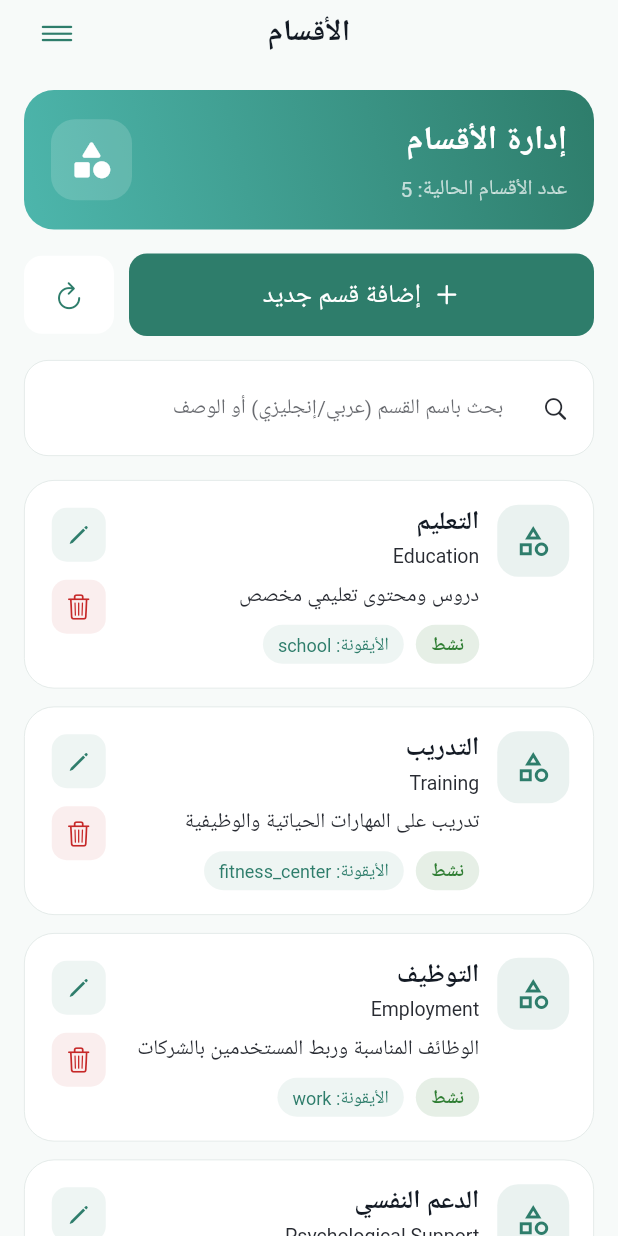
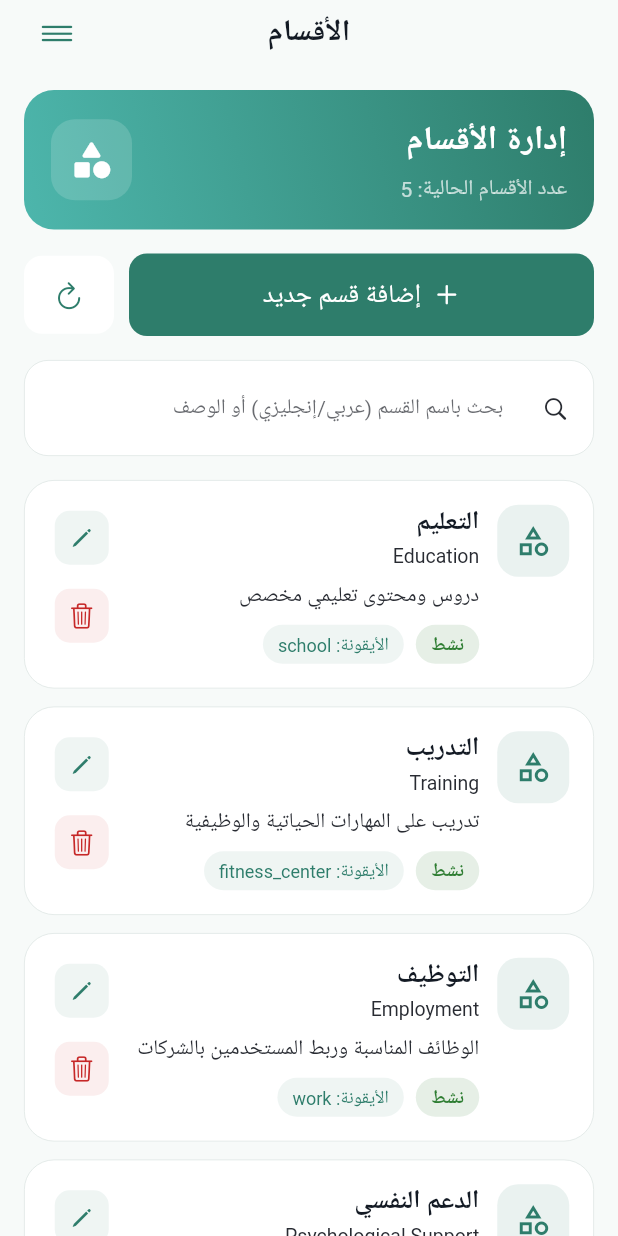
Before and after one commit to sokina20/ios, a Flutter app: the AdminCategoriesScreen screen opened directly, on a phone screen of 412 x 824 dp. Run offline on Flutter 3.47's test engine with Material 3 defaults, Android fonts, the phone set to English and light mode, and no system bars; our stand-ins replace file_picker, image_picker, open_file, sqflite; accounts and stored records are empty.

Commit message:
Remove minimumSize

```diff
--- a/lib/screens/admin/admin_categories_screen.dart
+++ b/lib/screens/admin/admin_categories_screen.dart
@@ -270,9 +270,9 @@ class _AdminCategoriesScreenState extends State<AdminCategoriesScreen> {
         child: Row(
           mainAxisAlignment: MainAxisAlignment.spaceBetween,
           children: [
-            Text(
+            const Text(
               'الحالة',
-              style: const TextStyle(
+              style: TextStyle(
                 fontSize: 16,
                 color: AppColors.textPrimary,
               ),
@@ -303,7 +303,7 @@ class _AdminCategoriesScreenState extends State<AdminCategoriesScreen> {
                 ),
               ],
             ),
-          ],
+          ),
         ),
       ),
     );
@@ -459,7 +459,7 @@ class _AdminCategoriesScreenState extends State<AdminCategoriesScreen> {
         automaticallyImplyLeading: false,
       ),
       child: _isLoading
-          ?  Center(
+          ? const Center(
               child: Semantics(
                 label: 'جاري تحميل الأقسام',
                 child: CupertinoActivityIndicator(radius: 20),
@@ -533,7 +533,7 @@ class _AdminCategoriesScreenState extends State<AdminCategoriesScreen> {
               width: 54,
               height: 54,
               decoration: BoxDecoration(
-                color: Colors.white.withValues(alpha: 0.15),
+                color: Colors.white.withOpacity(0.15),
                 borderRadius: BorderRadius.circular(16),
               ),
               child: const Icon(
@@ -607,7 +607,7 @@ class _AdminCategoriesScreenState extends State<AdminCategoriesScreen> {
         controller: _searchController,
         placeholder: 'بحث باسم القسم (عربي/إنجليزي) أو الوصف',
         placeholderStyle: TextStyle(
-          color: AppColors.textSecondary.withValues(alpha: 0.7),
+          color: AppColors.textSecondary.withOpacity(0.7),
         ),
         padding: const EdgeInsets.all(14),
         prefix: Padding(
@@ -661,7 +661,7 @@ class _AdminCategoriesScreenState extends State<AdminCategoriesScreen> {
                     width: 48,
                     height: 48,
                     decoration: BoxDecoration(
-                      color: AppColors.primary.withValues(alpha: 0.1),
+                      color: AppColors.primary.withOpacity(0.1),
                       borderRadius: BorderRadius.circular(14),
                     ),
                     child: const Icon(
@@ -717,7 +717,7 @@ class _AdminCategoriesScreenState extends State<AdminCategoriesScreen> {
                                 vertical: 5,
                               ),
                               decoration: BoxDecoration(
-                                color: _statusColor(status).withValues(alpha: 0.12),
+                                color: _statusColor(status).withOpacity(0.12),
                                 borderRadius: BorderRadius.circular(20),
                               ),
                               child: Text(
@@ -736,7 +736,7 @@ class _AdminCategoriesScreenState extends State<AdminCategoriesScreen> {
                                   vertical: 5,
                                 ),
                                 decoration: BoxDecoration(
-                                  color: AppColors.primary.withValues(alpha: 0.08),
+                                  color: AppColors.primary.withOpacity(0.08),
                                   borderRadius: BorderRadius.circular(20),
                                 ),
                                 child: Text(
@@ -759,13 +759,12 @@ class _AdminCategoriesScreenState extends State<AdminCategoriesScreen> {
                         label: 'تعديل قسم $nameAr',
                         child: CupertinoButton(
                           padding: EdgeInsets.zero,
-                          minimumSize: const Size(40, 40),
                           onPressed: () => _showCategoryDialog(category: item),
                           child: Container(
                             width: 36,
                             height: 36,
                             decoration: BoxDecoration(
-                              color: AppColors.primary.withValues(alpha: 0.08),
+                              color: AppColors.primary.withOpacity(0.08),
                               borderRadius: BorderRadius.circular(10),
                             ),
                             child: const Icon(
@@ -782,13 +781,12 @@ class _AdminCategoriesScreenState extends State<AdminCategoriesScreen> {
                         label: 'حذف قسم $nameAr',
                         child: CupertinoButton(
                           padding: EdgeInsets.zero,
-                          minimumSize: const Size(40, 40),
                           onPressed: () => _deleteCategory(id),
                           child: Container(
                             width: 36,
                             height: 36,
                             decoration: BoxDecoration(
-                              color: AppColors.error.withValues(alpha: 0.08),
+                              color: AppColors.error.withOpacity(0.08),
                               borderRadius: BorderRadius.circular(10),
                             ),
                             child: const Icon(
--- a/lib/screens/admin/admin_companies_screen.dart
+++ b/lib/screens/admin/admin_companies_screen.dart
@@ -986,7 +986,7 @@ class _AdminCompaniesScreenState extends State<AdminCompaniesScreen> {
                       label: 'تعديل شركة $name',
                       child: CupertinoButton(
                         padding: EdgeInsets.zero,
-                        minimumSize: const Size(40, 40),
+
                         onPressed: () => _showCompanyDialog(company: item),
                         child: Container(
                           width: 36,
@@ -1009,7 +1009,7 @@ class _AdminCompaniesScreenState extends State<AdminCompaniesScreen> {
                       label: 'حذف شركة $name',
                       child: CupertinoButton(
                         padding: EdgeInsets.zero,
-                        minimumSize: const Size(40, 40),
+
                         onPressed: () => _deleteCompany(id),
                         child: Container(
                           width: 36,
--- a/lib/screens/admin/admin_disabilities_screen.dart
+++ b/lib/screens/admin/admin_disabilities_screen.dart
@@ -798,7 +798,7 @@ class _AdminDisabilitiesScreenState extends State<AdminDisabilitiesScreen> {
                         label: 'تعديل نوع الإعاقة $nameAr',
                         child: CupertinoButton(
                           padding: EdgeInsets.zero,
-                          minimumSize: const Size(40, 40),
+
                           onPressed: () => _showDisabilityDialog(disability: item),
                           child: Container(
                             width: 36,
@@ -821,7 +821,7 @@ class _AdminDisabilitiesScreenState extends State<AdminDisabilitiesScreen> {
                         label: 'حذف نوع الإعاقة $nameAr',
                         child: CupertinoButton(
                           padding: EdgeInsets.zero,
-                          minimumSize: const Size(40, 40),
+
                           onPressed: () => _deleteDisability(id),
                           child: Container(
                             width: 36,
--- a/lib/screens/admin/admin_job_applications_screen.dart
+++ b/lib/screens/admin/admin_job_applications_screen.dart
@@ -503,7 +503,7 @@ class _AdminJobApplicationsScreenState
               label: 'تحديث القائمة',
               child: CupertinoButton(
                 padding: EdgeInsets.zero,
-                minimumSize: const Size(40, 40),
+
                 onPressed: _loadApplications,
                 child: Container(
                   width: 32,
--- a/lib/screens/admin/admin_jobs_screen.dart
+++ b/lib/screens/admin/admin_jobs_screen.dart
@@ -1027,7 +1027,7 @@ class _AdminJobsScreenState extends State<AdminJobsScreen> {
                       label: 'تعديل وظيفة $title',
                       child: CupertinoButton(
                         padding: EdgeInsets.zero,
-                        minimumSize: const Size(40, 40),
+
                         onPressed: () => _showJobDialog(job: item),
                         child: Container(
                           width: 36,
@@ -1050,7 +1050,7 @@ class _AdminJobsScreenState extends State<AdminJobsScreen> {
                       label: 'حذف وظيفة $title',
                       child: CupertinoButton(
                         padding: EdgeInsets.zero,
-                        minimumSize: const Size(40, 40),
+
                         onPressed: () => _deleteJob(id, title),
                         child: Container(
                           width: 36,
--- a/lib/screens/admin/admin_lessons_screen.dart
+++ b/lib/screens/admin/admin_lessons_screen.dart
@@ -1440,7 +1440,7 @@ class _AdminLessonsScreenState extends State<AdminLessonsScreen> {
                       label: 'تعديل درس $title',
                       child: CupertinoButton(
                         padding: EdgeInsets.zero,
-                        minimumSize: const Size(40, 40),
+
                         onPressed: () => _showLessonDialog(lesson: item),
                         child: Container(
                           width: 36,
@@ -1463,7 +1463,7 @@ class _AdminLessonsScreenState extends State<AdminLessonsScreen> {
                       label: 'حذف درس $title',
                       child: CupertinoButton(
                         padding: EdgeInsets.zero,
-                        minimumSize: const Size(40, 40),
+
                         onPressed: () => _deleteLesson(id, title),
                         child: Container(
                           width: 36,
--- a/lib/screens/admin/admin_ratings_screen.dart
+++ b/lib/screens/admin/admin_ratings_screen.dart
@@ -356,7 +356,7 @@ class _AdminRatingsScreenState extends State<AdminRatingsScreen> {
               label: 'تحديث القائمة',
               child: CupertinoButton(
                 padding: EdgeInsets.zero,
-                minimumSize: const Size(40, 40),
+
                 onPressed: _loadRatings,
                 child: Container(
                   width: 32,
--- a/lib/screens/admin/admin_users_screen.dart
+++ b/lib/screens/admin/admin_users_screen.dart
@@ -899,7 +899,7 @@ class _AdminUsersScreenState extends State<AdminUsersScreen> {
                         label: 'تغيير دور المستخدم',
                         child: CupertinoButton(
                           padding: EdgeInsets.zero,
-                          minimumSize: const Size(40, 40),
+
                           onPressed: () => _showChangeRoleDialog(user),
                           child: Container(
                             width: 36,
@@ -922,7 +922,7 @@ class _AdminUsersScreenState extends State<AdminUsersScreen> {
                         label: 'تغيير حالة المستخدم',
                         child: CupertinoButton(
                           padding: EdgeInsets.zero,
-                          minimumSize: const Size(40, 40),
+
                           onPressed: () => _showChangeStatusDialog(user),
                           child: Container(
                             width: 36,
@@ -945,7 +945,7 @@ class _AdminUsersScreenState extends State<AdminUsersScreen> {
                         label: 'تغيير نوع الإعاقة',
                         child: CupertinoButton(
                           padding: EdgeInsets.zero,
-                          minimumSize: const Size(40, 40),
+
                           onPressed: () => _showChangeDisabilityDialog(user),
                           child: Container(
                             width: 36,
--- a/lib/screens/user/jobs/apply_job_screen.dart
+++ b/lib/screens/user/jobs/apply_job_screen.dart
@@ -420,7 +420,7 @@ class _ApplyJobScreenState extends State<ApplyJobScreen> {
                                   label: 'إزالة الملف المختار',
                                   child: CupertinoButton(
                                     padding: EdgeInsets.zero,
-                                    minimumSize: const Size(30, 30),
+
                                     onPressed: () {
                                       setState(() {
                                         _uploadedCvPath = null;
```
Also changed, not shown: pubspec.lock.
